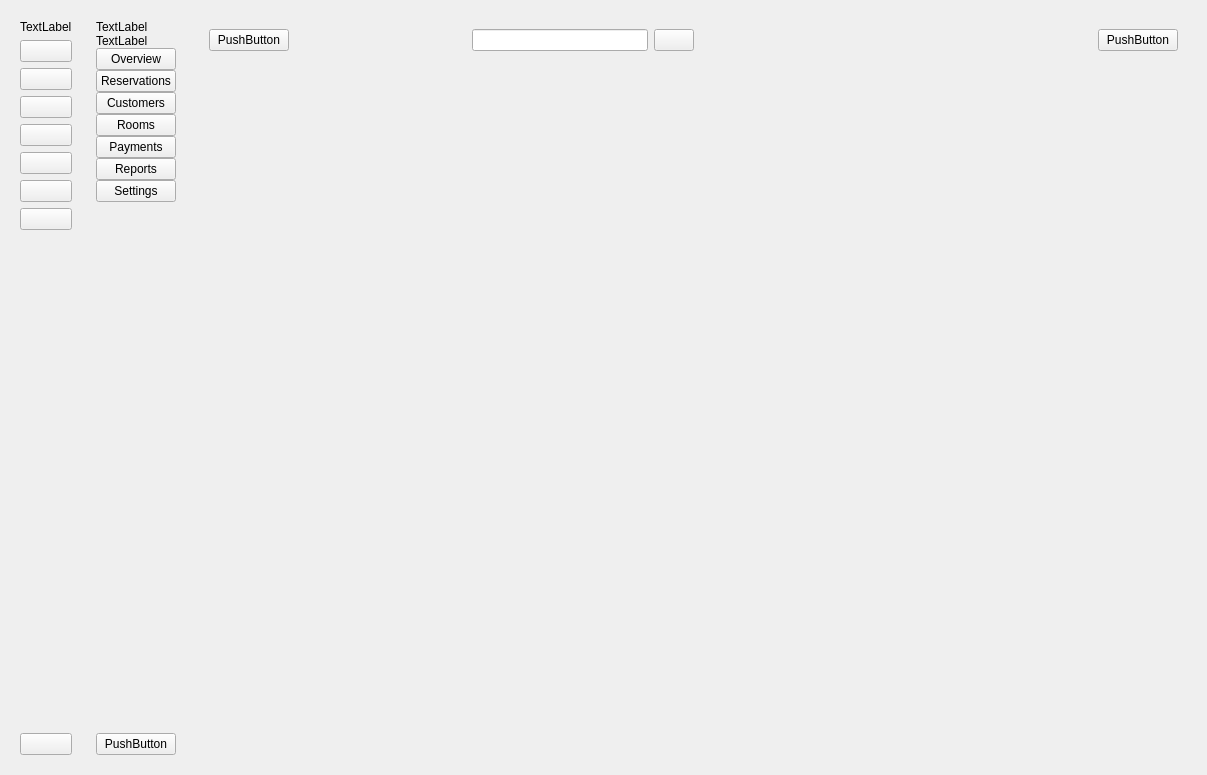
This is dashboard.ui in WeWeBunnyX/HotelReservationSQL_Application as Qt 5 draws it before an edit. The edited form follows.
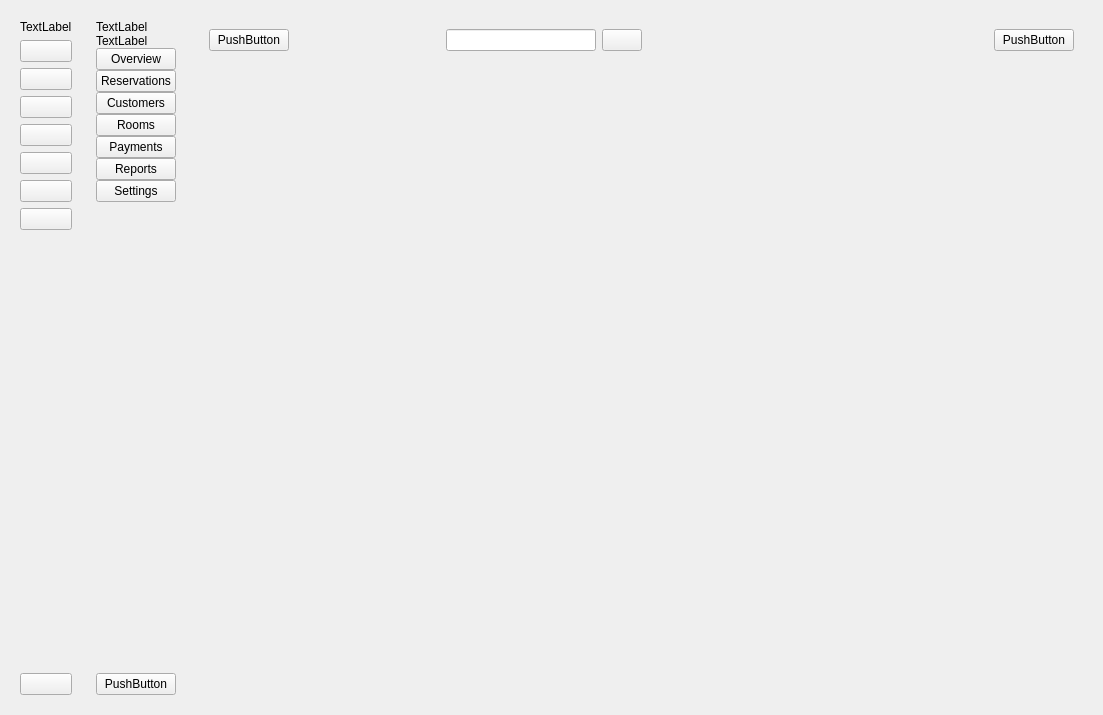
This is the edited form. Icons and pictures are not drawn.

The edit to the form file:
```diff
--- a/dashboard.ui
+++ b/dashboard.ui
@@ -6,8 +6,8 @@
    <rect>
     <x>0</x>
     <y>0</y>
-    <width>1207</width>
-    <height>775</height>
+    <width>1103</width>
+    <height>715</height>
    </rect>
   </property>
   <property name="windowTitle">
```
Left out of the diff: 80 changed lines with no effect on the pictures.
